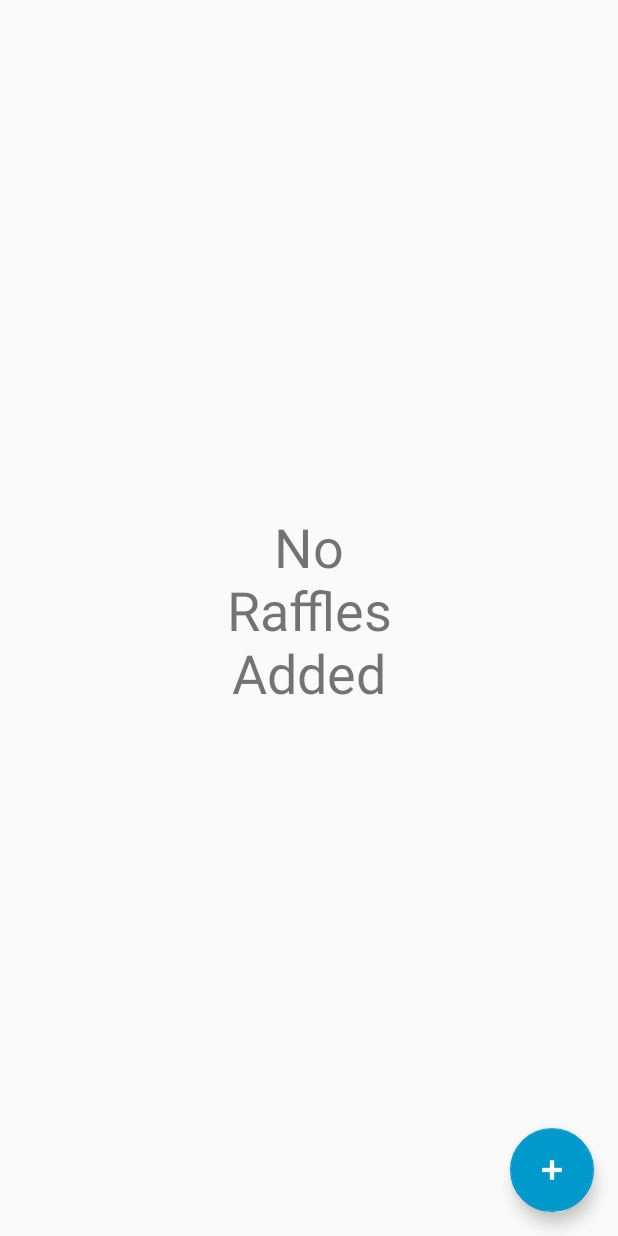
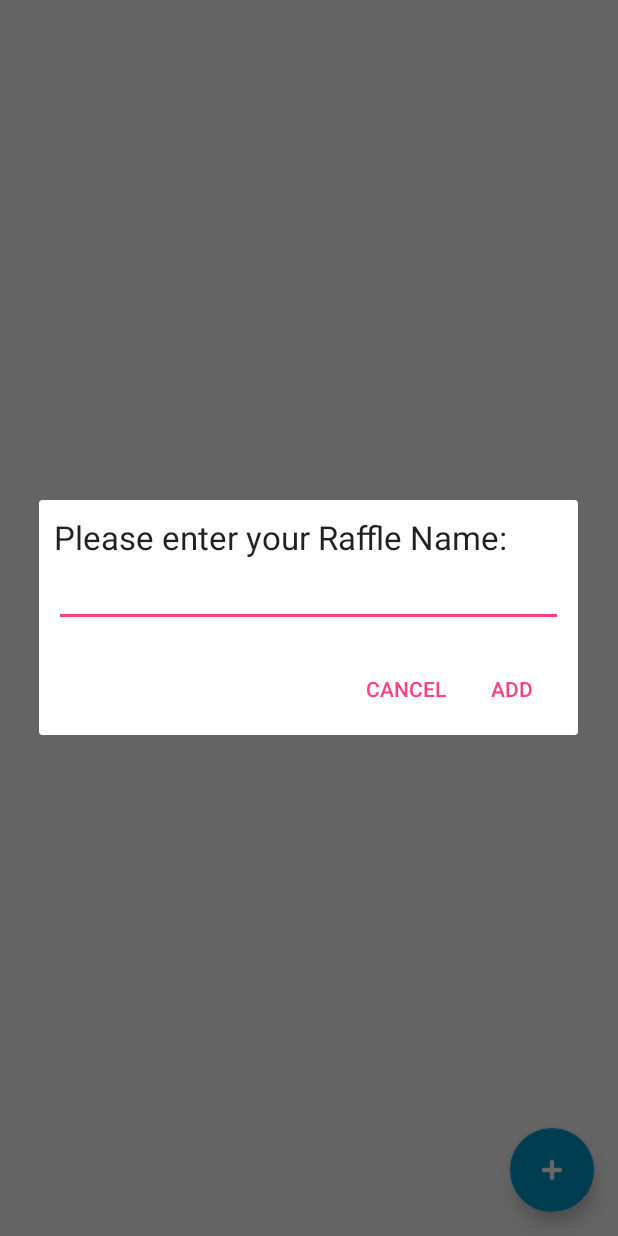
Before and after one commit to chesterc314/raffle-creator, an Android app: the MainActivity screen opened directly, with no data from a screen before it, after a tap on an icon or button, on a phone screen of 412 x 824 dp. Run offline under Robolectric (Android 15) with nearby library versions, the light colour scheme and no system bars.

Commit message:
develop: added popup dialog to add raffle name

```diff
--- a/app/src/main/java/co/za/chester/rafflecreator/rafflecreator/MainActivity.kt
+++ b/app/src/main/java/co/za/chester/rafflecreator/rafflecreator/MainActivity.kt
@@ -4,6 +4,10 @@ import android.os.Bundle
 import android.support.v7.app.AppCompatActivity
 import android.view.View
 import android.widget.Toast
+import android.support.v7.app.AlertDialog
+import android.widget.EditText
+import android.view.LayoutInflater
+
 
 class MainActivity : AppCompatActivity() {
 
@@ -14,20 +18,49 @@ class MainActivity : AppCompatActivity() {
         resetExitCounter()
     }
 
-    private fun resetExitCounter(){
+    private fun resetExitCounter() {
         exitCounter = 2
     }
 
     override fun onBackPressed() {
         --exitCounter
-        when (exitCounter){
-            1 -> Toast.makeText(this, "Press back again and app will be exited!", Toast.LENGTH_LONG).show()
+        when (exitCounter) {
+            1 -> Toast.makeText(this, "Press BACK again to exit", Toast.LENGTH_LONG).show()
             0 -> this.finish()
         }
     }
 
-    fun addRaffle(view: View){
+    fun addRaffle(view: View) {
         resetExitCounter()
-        Toast.makeText(this, "TODO: Popup to enter Raffle name", Toast.LENGTH_LONG).show()
+        openRaffleNameDialog()
+    }
+
+    private fun openRaffleNameDialog() {
+        val layoutInflater = LayoutInflater.from(this)
+        val promptView = layoutInflater.inflate(R.layout.prompt, null)
+        val alertDialogBuilder = AlertDialog.Builder(this)
+        alertDialogBuilder.setView(promptView)
+
+        val raffleNameInput = promptView
+                .findViewById(R.id.editTextDialogRaffleNameInput) as EditText
+        alertDialogBuilder
+                .setPositiveButton("Add",
+                        { dialog, _ ->
+                            val raffleName = raffleNameInput.text
+                            if (raffleName.isNullOrEmpty()) {
+                                Toast.makeText(this, "No Raffle Name entered", Toast.LENGTH_LONG).show()
+                                dialog.dismiss()
+                            } else {
+                                Toast.makeText(this, "$raffleName added to list of raffles", Toast.LENGTH_LONG).show()
+                                dialog.dismiss()
+                            }
+                        })
+                .setNegativeButton("Cancel",
+                        { dialog, _ ->
+                            dialog.cancel()
+                        })
+
+        val alertDialog = alertDialogBuilder.create()
+        alertDialog.show()
     }
 }
--- /dev/null
+++ b/app/src/main/res/layout/prompt.xml
@@ -0,0 +1,25 @@
+<LinearLayout xmlns:android="http://schemas.android.com/apk/res/android"
+    android:id="@+id/layout_root"
+    android:layout_width="fill_parent"
+    android:layout_height="fill_parent"
+    android:orientation="vertical"
+    android:padding="10dp" >
+
+    <TextView
+        android:id="@+id/textView1"
+        android:layout_width="wrap_content"
+        android:layout_height="wrap_content"
+        android:text="@string/please_enter_your_raffle_name"
+        android:textAppearance="?android:attr/textAppearanceLarge" />
+
+    <EditText
+        android:id="@+id/editTextDialogRaffleNameInput"
+        android:inputType="text"
+        android:layout_width="match_parent"
+        android:layout_height="wrap_content" >
+
+        <requestFocus />
+
+    </EditText>
+
+</LinearLayout>
--- a/app/src/main/res/values/strings.xml
+++ b/app/src/main/res/values/strings.xml
@@ -2,4 +2,5 @@
     <string name="app_name">Raffle Creator</string>
     <string name="action_settings">Settings</string>
     <string name="no_raffles_added">No Raffles Added</string>
+    <string name="please_enter_your_raffle_name">Please enter your Raffle Name:</string>
 </resources>
```
